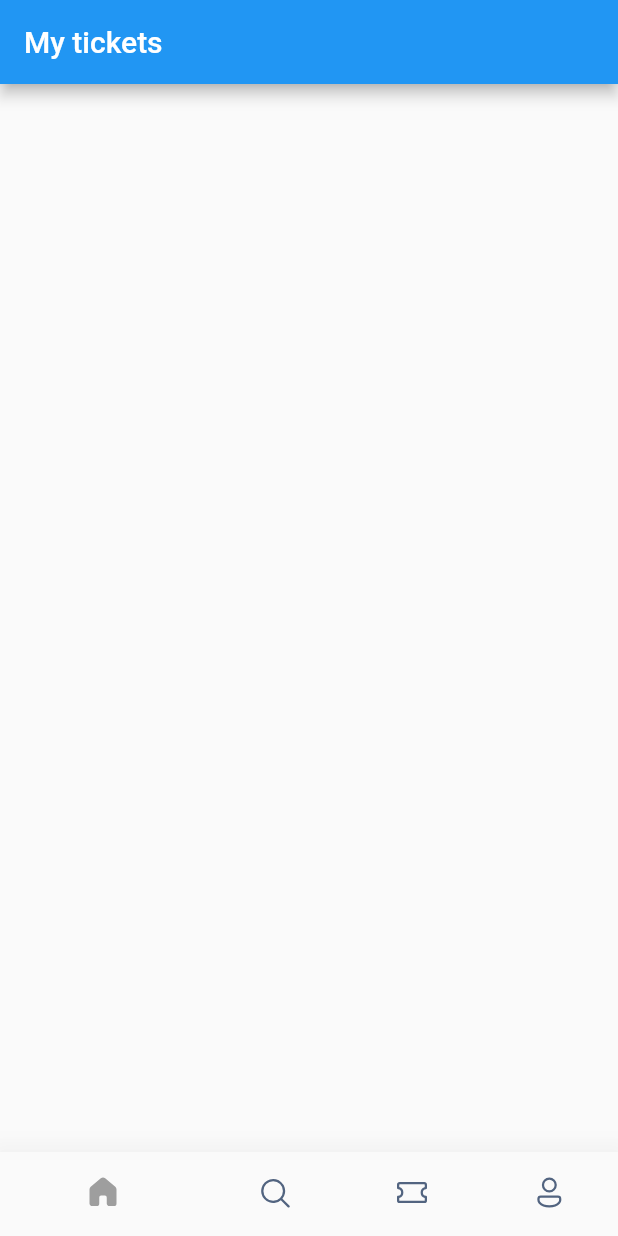
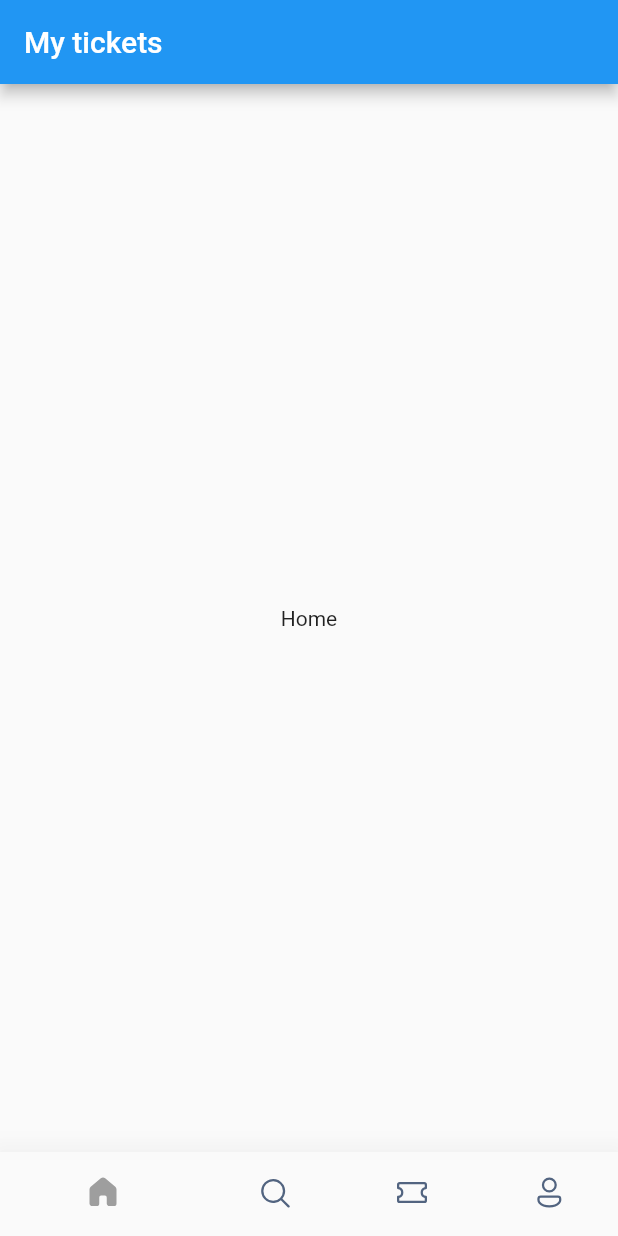
Before and after one commit to piumal96/Ticket_Booking_App_UI, a Flutter app: the screen it shows after launch, on a phone screen of 412 x 824 dp. Run offline on Flutter 3.47's test engine with Material 2 defaults, Android fonts, the phone set to English and light mode, and no system bars; our stand-ins replace fluentui_icons.

Commit message:
complited bottom Navigation Bar

```diff
--- a/lib/screens/bottom_bar.dart
+++ b/lib/screens/bottom_bar.dart
@@ -9,17 +9,33 @@ class BottomBar extends StatefulWidget {
 }
 
 class _BottomBarState extends State<BottomBar> {
+  int _selectedIndex=0;
   static final List<Widget> _widgetOptions = <Widget>[
+    const Text("Home"),
+    const Text("Search"),
+    const Text("Tickets"),
+    const Text("Profile"),
+
 
   ];
+
+  void _onItemTaped(int index){
+
+      setState(() {
+        _selectedIndex=index;
+      });
+  }
+
   @override
   Widget build(BuildContext context) {
     return Scaffold(
       appBar: AppBar(
         title: Text("My tickets"),
       ),
-      body: Center(),
+      body: Center(child: _widgetOptions[_selectedIndex]),
       bottomNavigationBar: BottomNavigationBar(
+        currentIndex: _selectedIndex,
+        onTap: _onItemTaped,
         elevation: 20,
         showSelectedLabels: false,
         showUnselectedLabels: false,
@@ -34,6 +50,7 @@ class _BottomBarState extends State<BottomBar> {
               icon: Icon(FluentSystemIcons.ic_fluent_search_regular),
               label: "home",
               activeIcon: Icon(FluentSystemIcons.ic_fluent_search_filled)),
+
           BottomNavigationBarItem(
               icon: Icon(FluentSystemIcons.ic_fluent_ticket_regular),
               label: "home",
```
